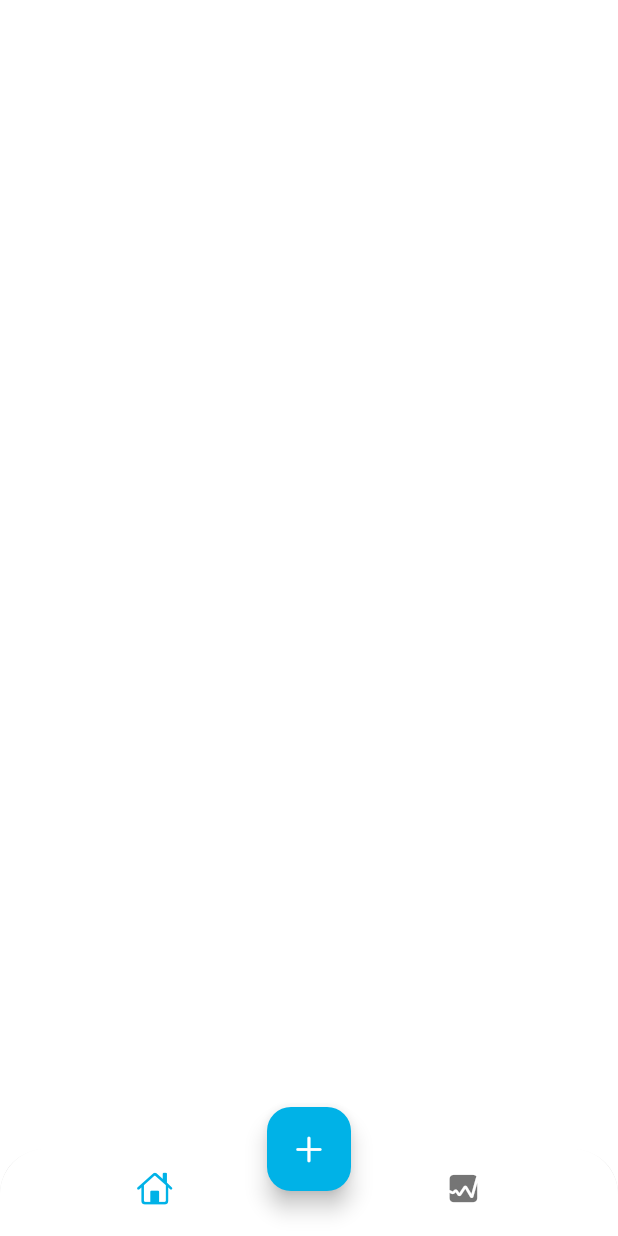
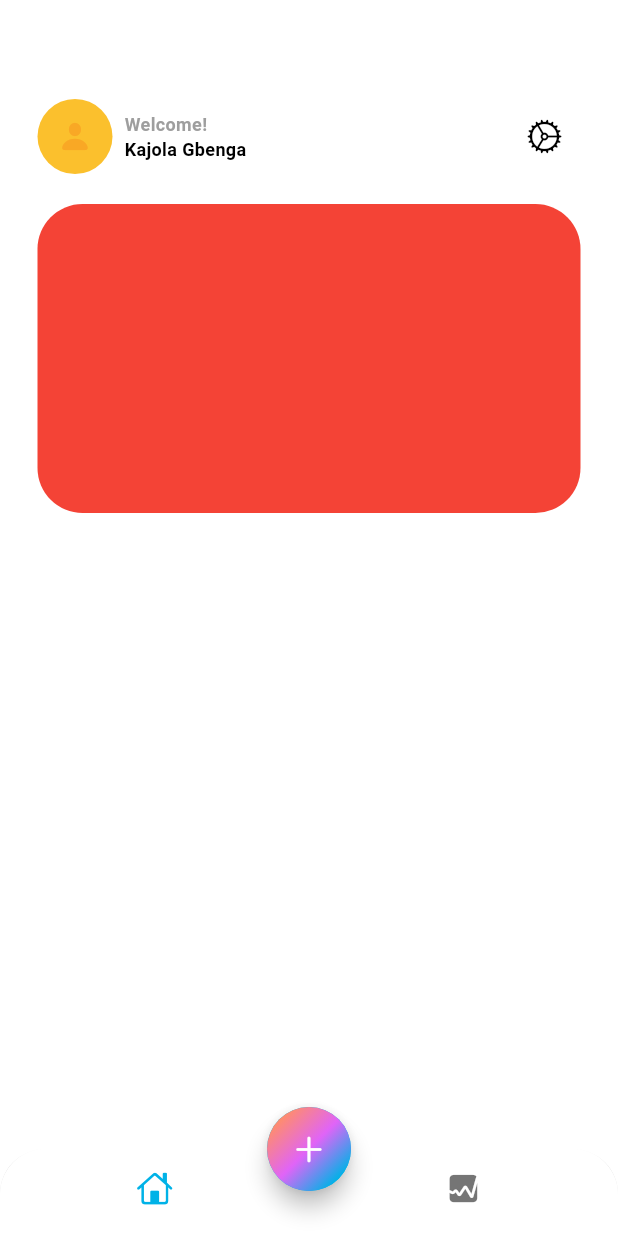
Before and after one commit to prodigy234/Expense-Tracker-App-with-Flutter, a Flutter app: the screen it shows after launch, on a phone screen of 412 x 824 dp. Run offline on Flutter 3.47's test engine with Material 3 defaults, Android fonts, the phone set to English and light mode, and no system bars.

Commit message:
new commit

```diff
--- a/my_expense_tracker_mobile_app/lib/app_view.dart
+++ b/my_expense_tracker_mobile_app/lib/app_view.dart
@@ -11,12 +11,12 @@ class MyAppView extends StatelessWidget {
       title: "Expense Tracker",
       theme: ThemeData(
         colorScheme: ColorScheme.light(
-          background: Colors.grey.shade100,
-          onBackground: Colors.black,
-          primary: const Color(0xFF00B2E7),
-          secondary: const Color(0xFFE064F7),
-          tertiary: const Color(0xFFFF8D6C)
-        ),
+            background: Colors.grey.shade100,
+            onBackground: Colors.black,
+            primary: const Color(0xFF00B2E7),
+            secondary: const Color(0xFFE064F7),
+            tertiary: const Color(0xFFFF8D6C),
+            outline: Colors.grey),
       ),
       home: const HomeScreen(),
     );
--- a/my_expense_tracker_mobile_app/lib/main.dart
+++ b/my_expense_tracker_mobile_app/lib/main.dart
@@ -5,4 +5,4 @@ void main() {
   runApp(const MyApp());
 }
 
-// 19.58
+// 38.45
--- a/my_expense_tracker_mobile_app/lib/screens/home/views/home_screen.dart
+++ b/my_expense_tracker_mobile_app/lib/screens/home/views/home_screen.dart
@@ -1,5 +1,8 @@
+import 'dart:math';
+
 import 'package:flutter/cupertino.dart';
 import 'package:flutter/material.dart';
+import 'package:my_expense_tracker_mobile_app/screens/home/views/main_screen.dart';
 
 class HomeScreen extends StatelessWidget {
   const HomeScreen({super.key});
@@ -26,8 +29,25 @@ class HomeScreen extends StatelessWidget {
       floatingActionButtonLocation: FloatingActionButtonLocation.centerDocked,
       floatingActionButton: FloatingActionButton(
         onPressed: () {},
-        child: const Icon(CupertinoIcons.add),
+        shape: const CircleBorder(),
+        child: Container(
+          width: 60,
+          height: 60,
+          decoration: BoxDecoration(
+            shape: BoxShape.circle,
+            gradient: LinearGradient(
+              colors: [
+                Theme.of(context).colorScheme.tertiary,
+                Theme.of(context).colorScheme.secondary,
+                Theme.of(context).colorScheme.primary,
+              ],
+              transform: const GradientRotation(pi / 4),
+            ),
+          ),
+          child: const Icon(CupertinoIcons.add),
+        ),
       ),
+      body: MainScreen(),
     );
   }
 }
--- /dev/null
+++ b/my_expense_tracker_mobile_app/lib/screens/home/views/main_screen.dart
@@ -0,0 +1,79 @@
+import 'package:flutter/cupertino.dart';
+import 'package:flutter/material.dart';
+
+class MainScreen extends StatelessWidget {
+  const MainScreen({super.key});
+
+  @override
+  Widget build(BuildContext context) {
+    return SafeArea(
+      child: Padding(
+        padding: const EdgeInsets.symmetric(horizontal: 25.0, vertical: 10),
+        child: Column(
+          children: [
+            Row(
+              mainAxisAlignment: MainAxisAlignment.spaceBetween,
+              children: [
+                Row(
+                  children: [
+                    Stack(
+                      alignment: Alignment.center,
+                      children: [
+                        Container(
+                          width: 50,
+                          height: 50,
+                          decoration: BoxDecoration(
+                            shape: BoxShape.circle,
+                            color: Colors.yellow[700],
+                          ),
+                        ),
+                        Icon(
+                          CupertinoIcons.person_fill,
+                          color: Colors.yellow[800],
+                        ),
+                      ],
+                    ),
+                    const SizedBox(width: 8),
+                    Column(
+                      crossAxisAlignment: CrossAxisAlignment.start,
+                      children: [
+                        Text(
+                          "Welcome!",
+                          style: TextStyle(
+                              fontSize: 12,
+                              fontWeight: FontWeight.w600,
+                              color: Theme.of(context).colorScheme.outline),
+                        ),
+                        Text(
+                          "Kajola Gbenga",
+                          style: TextStyle(
+                              fontSize: 12,
+                              fontWeight: FontWeight.bold,
+                              color:
+                                  Theme.of(context).colorScheme.onBackground),
+                        ),
+                      ],
+                    ),
+                  ],
+                ),
+                IconButton(
+                    onPressed: () {}, icon: Icon(CupertinoIcons.settings))
+              ],
+            ),
+            const SizedBox(
+              height: 20,
+            ),
+            Container(
+              width: MediaQuery.of(context).size.width,
+              height: MediaQuery.of(context).size.width / 2,
+              decoration: BoxDecoration(
+                color: Colors.red,
+                borderRadius: BorderRadius.circular(30)
+              ),
+            )
+          ],
+        ),
+      ),
+    );
+  }
+}
```
